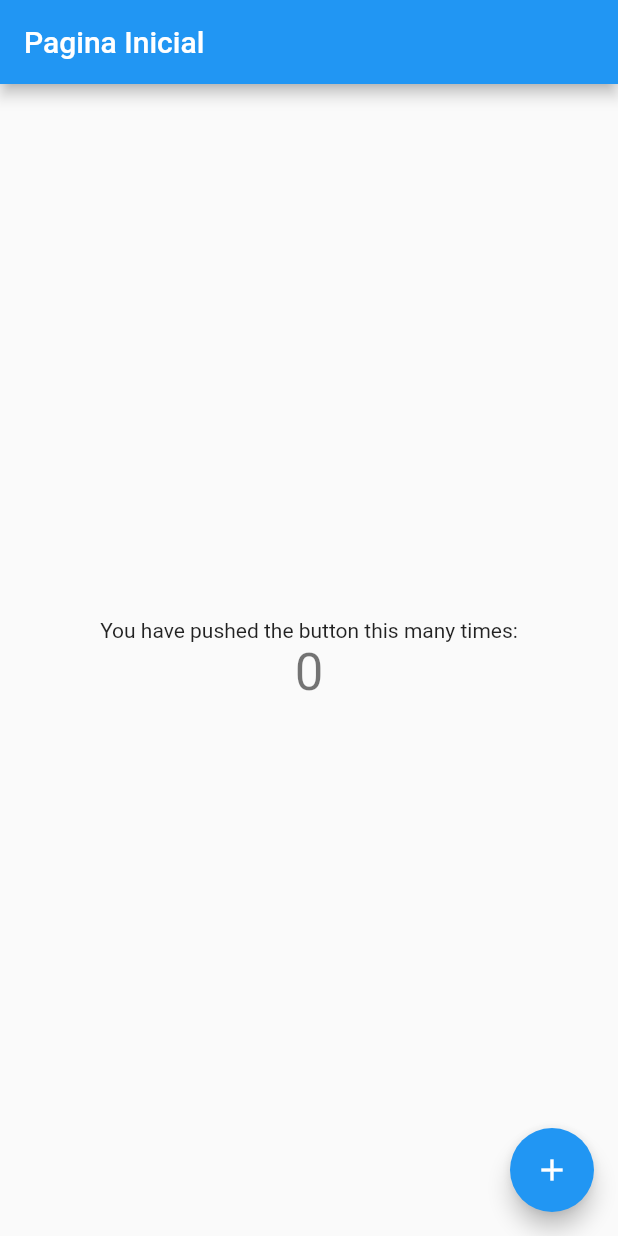
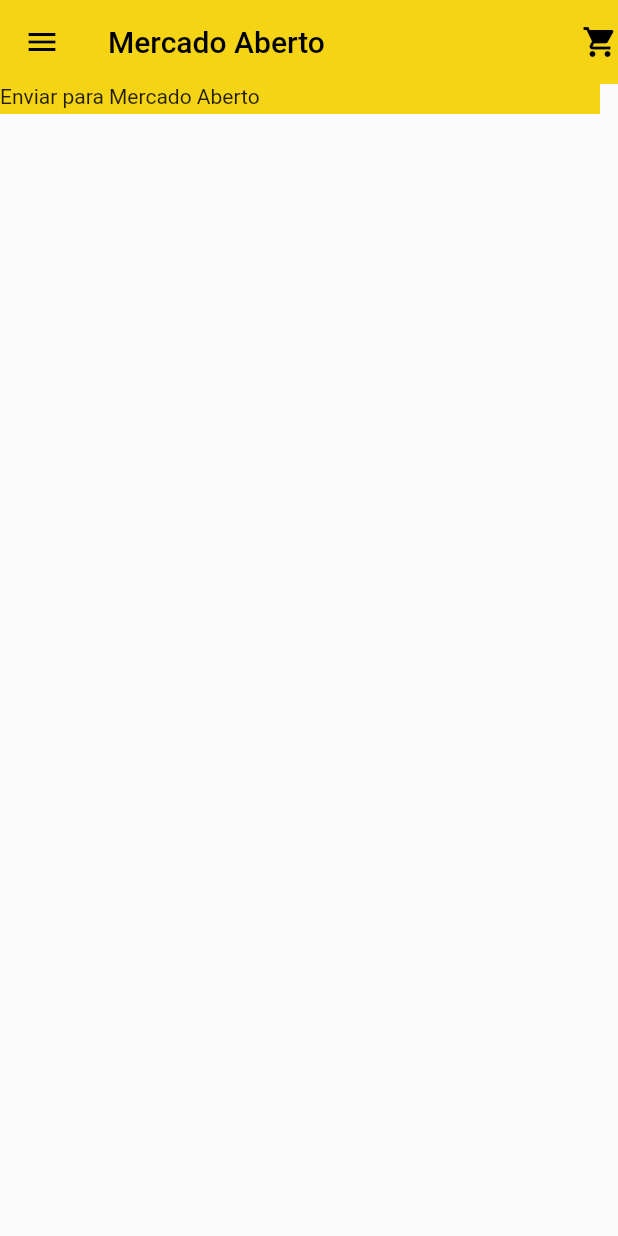
Before and after one commit to Migleu/MercadoAberto, a Flutter app: the screen it shows after launch, on a phone screen of 412 x 824 dp. Run offline on Flutter 3.47's test engine with Material 2 defaults, Android fonts, the phone set to English and light mode, and no system bars.

Commit message:
Aula 1 25062022

```diff
--- a/lib/main.dart
+++ b/lib/main.dart
@@ -14,34 +14,22 @@ class MyApp extends StatelessWidget {
       debugShowCheckedModeBanner: false,
       title: 'Mercado Aberto',
       theme: ThemeData(
-        // This is the theme of your application.
-        //
-        // Try running your application with "flutter run". You'll see the
-        // application has a blue toolbar. Then, without quitting the app, try
-        // changing the primarySwatch below to Colors.green and then invoke
-        // "hot reload" (press "r" in the console where you ran "flutter run",
-        // or simply save your changes to "hot reload" in a Flutter IDE).
-        // Notice that the counter didn't reset back to zero; the application
-        // is not restarted.
         primarySwatch: Colors.blue,
+
+
+
+        // scaffoldBackgroundColor: Colors.black  \\mudar cor de fundo da pagina
       ),
-      home: const MyHomePage(title: 'Pagina Inicial'),
+
+
+      home: const MyHomePage(title: 'Mercado Aberto'),
+
     );
   }
 }
 
 class MyHomePage extends StatefulWidget {
   const MyHomePage({Key? key, required this.title}) : super(key: key);
-
-  // This widget is the home page of your application. It is stateful, meaning
-  // that it has a State object (defined below) that contains fields that affect
-  // how it looks.
-
-  // This class is the configuration for the state. It holds the values (in this
-  // case the title) provided by the parent (in this case the App widget) and
-  // used by the build method of the State. Fields in a Widget subclass are
-  // always marked "final".
-
   final String title;
 
   @override
@@ -53,6 +41,7 @@ class _MyHomePageState extends State<MyHomePage> {
 
   void _incrementCounter() {
     setState(() {
+
       // This call to setState tells the Flutter framework that something has
       // changed in this State, which causes it to rerun the build method below
       // so that the display can reflect the updated values. If we changed
@@ -64,53 +53,29 @@ class _MyHomePageState extends State<MyHomePage> {
 
   @override
   Widget build(BuildContext context) {
-    // This method is rerun every time setState is called, for instance as done
-    // by the _incrementCounter method above.
-    //
-    // The Flutter framework has been optimized to make rerunning build methods
-    // fast, so that you can just rebuild anything that needs updating rather
-    // than having to individually change instances of widgets.
     return Scaffold(
       appBar: AppBar(
-        // Here we take the value from the MyHomePage object that was created by
-        // the App.build method, and use it to set our appbar title.
-        title: Text(widget.title),
+        elevation: 0,
+        leading: Icon(Icons.menu,color: Colors.black),
+
+        backgroundColor: Color(0xfff5d415),
+        title: Text(widget.title,style: TextStyle(color: Colors.black),),
+
+ actions:[
+   Icon(Icons.shopping_cart,color: Colors.black),
+
+ ],
       ),
-      body: Center(
-        // Center is a layout widget. It takes a single child and positions it
-        // in the middle of the parent.
-        child: Column(
-          // Column is also a layout widget. It takes a list of children and
-          // arranges them vertically. By default, it sizes itself to fit its
-          // children horizontally, and tries to be as tall as its parent.
-          //
-          // Invoke "debug painting" (press "p" in the console, choose the
-          // "Toggle Debug Paint" action from the Flutter Inspector in Android
-          // Studio, or the "Toggle Debug Paint" command in Visual Studio Code)
-          // to see the wireframe for each widget.
-          //
-          // Column has various properties to control how it sizes itself and
-          // how it positions its children. Here we use mainAxisAlignment to
-          // center the children vertically; the main axis here is the vertical
-          // axis because Columns are vertical (the cross axis would be
-          // horizontal).
-          mainAxisAlignment: MainAxisAlignment.center,
-          children: <Widget>[
-            const Text(
-              'You have pushed the button this many times:',
-            ),
-            Text(
-              '$_counter',
-              style: Theme.of(context).textTheme.headline4,
-            ),
-          ],
-        ),
+      body: Column(
+        children: [
+          Container(
+            child: Text("Enviar para Mercado Aberto"),
+            width: 400,
+            height: 20,
+            color: Color(0xfff5d415),
+          )
+        ],
       ),
-      floatingActionButton: FloatingActionButton(
-        onPressed: _incrementCounter,
-        tooltip: 'Increment',
-        child: const Icon(Icons.add),
-      ), // This trailing comma makes auto-formatting nicer for build methods.
     );
   }
 }
```
Also changed, not shown: flutter_01.png (added), flutter_02.png (added).
